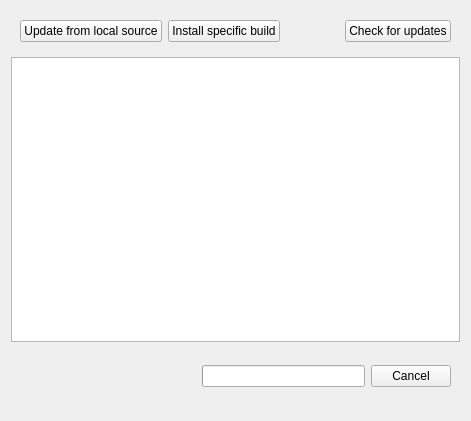
Above: client/src/ui/widgets/server_updates_widget.ui from networkoptix/nx_open before the change. Below: the same form after it.
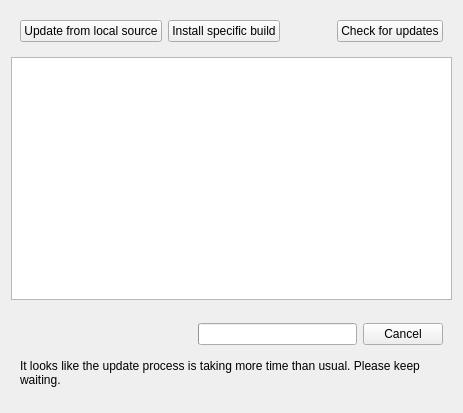
That is the form after the change. Custom widgets are drawn as their Qt base class.

Commit message:
show warning when an update is taking more than usual (bug #3472)
<==== Mercurial data ====>
Branch: network_issues

Patch:
```diff
--- a/client/src/ui/widgets/server_updates_widget.ui
+++ b/client/src/ui/widgets/server_updates_widget.ui
@@ -6,8 +6,8 @@
    <rect>
     <x>0</x>
     <y>0</y>
-    <width>471</width>
-    <height>421</height>
+    <width>463</width>
+    <height>413</height>
    </rect>
   </property>
   <layout class="QVBoxLayout" name="verticalLayout_3">
@@ -60,7 +60,9 @@
    </item>
    <item>
     <widget class="QWidget" name="updateStateWidget" native="true">
-     <layout class="QHBoxLayout" name="horizontalLayout_2">
+     <layout class="QVBoxLayout" name="verticalLayout" stretch="0,0">
+      <item>
+       <layout class="QHBoxLayout" name="horizontalLayout_4">
       <item>
        <widget class="QLabel" name="updateStateLabel">
         <property name="alignment">
@@ -110,6 +112,18 @@
        <widget class="QPushButton" name="cancelButton">
         <property name="text">
          <string>Cancel</string>
+          </property>
+         </widget>
+        </item>
+       </layout>
+      </item>
+      <item>
+       <widget class="QLabel" name="extraMessageLabel">
+        <property name="text">
+         <string>It looks like the update process is taking more time than usual. Please keep waiting.</string>
+        </property>
+        <property name="wordWrap">
+         <bool>true</bool>
         </property>
        </widget>
       </item>
```
Left out of the diff: 4 changed lines with no effect on the pictures. Lines whose indentation alone changed are shown as unchanged. The commit also changes 2 other files.
